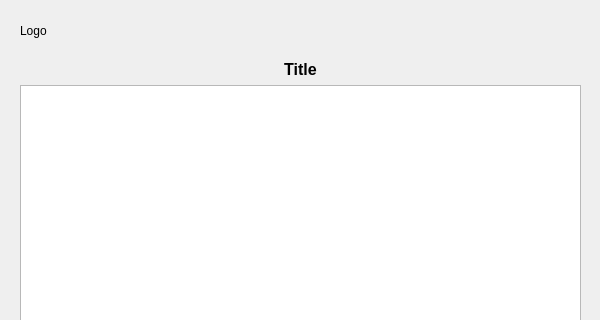
Qt form src/resources/ui/wdt_logging_dialog.ui (jebr/windows-deployment-tool) before a commit; both pictures show x 0 to 600 and y 0 to 320 of the 600 by 800 pixel window.
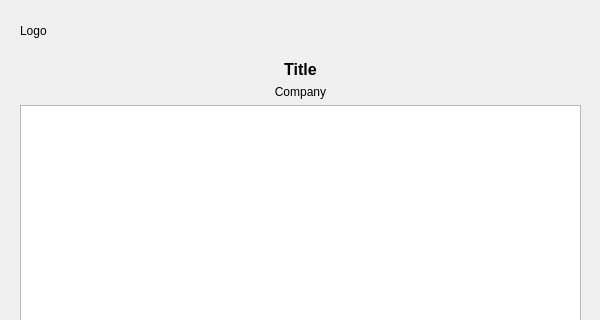
The same form after that commit.

What changed in the file:
```diff
--- a/src/resources/ui/wdt_logging_dialog.ui
+++ b/src/resources/ui/wdt_logging_dialog.ui
@@ -54,6 +54,21 @@
       </property>
      </widget>
     </item>
+    <item>
+     <widget class="QLabel" name="label_info_company">
+      <property name="font">
+       <font>
+        <family>Arial</family>
+       </font>
+      </property>
+      <property name="text">
+       <string>Company</string>
+      </property>
+      <property name="alignment">
+       <set>Qt::AlignCenter</set>
+      </property>
+     </widget>
+    </item>
     <item>
      <widget class="QPlainTextEdit" name="plainTextEdit_logging">
       <property name="enabled">
```
